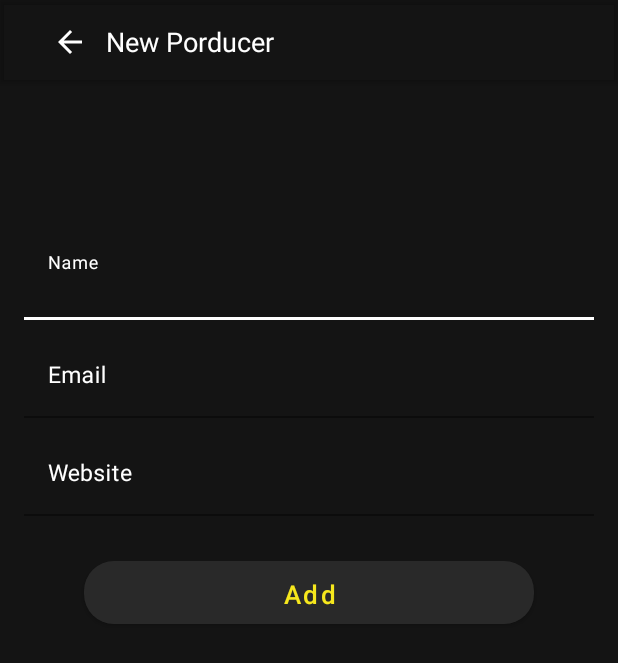
After one commit to sayrsalad/MovieApp, an Android app: the AddProducerActivity screen opened directly, with no data from a screen before it, on a phone screen of 412 x 824 dp. The commit adds this screen. Shown: the top 663 px of the screen. Run offline under Robolectric (Android 15) with nearby library versions, the phone set to English and light mode, and no system bars; our stand-ins replace Volley; network calls fail.

Commit message:
Create Producer

```diff
--- a/app/build.gradle
+++ b/app/build.gradle
@@ -43,4 +43,5 @@ dependencies {
     implementation 'com.squareup.picasso:picasso:2.71828'
     implementation "androidx.recyclerview:recyclerview:1.1.0"
     implementation "androidx.recyclerview:recyclerview-selection:1.1.0"
+    implementation 'com.chauthai.swipereveallayout:swipe-reveal-layout:1.4.1'
 }
--- a/app/src/main/java/com/example/movieapp/Adapters/MoviesAdapter.java
+++ b/app/src/main/java/com/example/movieapp/Adapters/MoviesAdapter.java
@@ -51,7 +51,7 @@ public class MoviesAdapter extends RecyclerView.Adapter<MoviesAdapter.MovieHolde
         return list.size();
     }
 
-    class MovieHolder extends RecyclerView.ViewHolder implements View.OnClickListener{
+    class MovieHolder extends RecyclerView.ViewHolder implements View.OnClickListener {
 
         private View movie;
         private TextView txtMovieTitle, txtMovieReleaseYear, txtMovieID;
--- a/app/src/main/java/com/example/movieapp/AddMovieActivity.java
+++ b/app/src/main/java/com/example/movieapp/AddMovieActivity.java
@@ -58,7 +58,6 @@ public class AddMovieActivity extends AppCompatActivity {
     private Bitmap bitmap = null;
     private DatePickerDialog.OnDateSetListener dateSetListener;
     private SharedPreferences sharedPreferences;
-    private int genre_ID;
     private ArrayList<Genre> genreArrayList;
     private Genre genre;
     private ArrayList<Certificate> certificateArrayList;
@@ -141,7 +140,7 @@ public class AddMovieActivity extends AppCompatActivity {
         });
 
         btnAddMovie.setOnClickListener( v -> {
-            post();
+            add();
         });
 
     }
@@ -277,7 +276,7 @@ public class AddMovieActivity extends AppCompatActivity {
         }
     }
 
-    private void post() {
+    private void add() {
 
         dialog.setMessage("Adding Movie");
         dialog.show();
--- /dev/null
+++ b/app/src/main/java/com/example/movieapp/AddProducerActivity.java
@@ -0,0 +1,147 @@
+package com.example.movieapp;
+
+import androidx.annotation.Nullable;
+import androidx.appcompat.app.AppCompatActivity;
+
+import android.app.Dialog;
+import android.app.ProgressDialog;
+import android.content.Context;
+import android.content.SharedPreferences;
+import android.os.Bundle;
+import android.util.Log;
+import android.view.View;
+import android.widget.Button;
+import android.widget.Toast;
+
+import com.android.volley.AuthFailureError;
+import com.android.volley.Request;
+import com.android.volley.RequestQueue;
+import com.android.volley.toolbox.StringRequest;
+import com.android.volley.toolbox.Volley;
+import com.example.movieapp.Fragments.MovieFragment;
+import com.example.movieapp.Fragments.ProducerFragment;
+import com.example.movieapp.Models.Actor;
+import com.example.movieapp.Models.Certificate;
+import com.example.movieapp.Models.Genre;
+import com.example.movieapp.Models.Movie;
+import com.example.movieapp.Models.Producer;
+import com.google.android.material.textfield.TextInputEditText;
+import com.google.android.material.textfield.TextInputLayout;
+
+import org.json.JSONArray;
+import org.json.JSONException;
+import org.json.JSONObject;
+
+import java.util.ArrayList;
+import java.util.HashMap;
+import java.util.Map;
+
+public class AddProducerActivity extends AppCompatActivity {
+    private SharedPreferences sharedPreferences;
+
+    private TextInputLayout txtLayoutProducerName, txtLayoutEmailAddress, txtLayoutWebsite;
+    private TextInputEditText txtProducerName, txtEmailAddress, txtWebsite;
+    private Button btnAddProducer;
+    private Producer producer;
+    private ArrayList<Producer> producerArrayList;
+    private ProgressDialog dialog;
+
+    @Override
+    protected void onCreate(Bundle savedInstanceState) {
+        super.onCreate(savedInstanceState);
+        setContentView(R.layout.activity_add_producer);
+        init();
+    }
+
+    public void cancelProducer(View view) {
+        super.onBackPressed();
+    }
+
+    private void init() {
+        sharedPreferences = getApplicationContext().getApplicationContext().getSharedPreferences("user", Context.MODE_PRIVATE);
+        btnAddProducer = findViewById(R.id.btnAddProducer);
+
+        txtLayoutProducerName = findViewById(R.id.txtLayoutProducerName);
+        txtLayoutEmailAddress = findViewById(R.id.txtLayoutEmailAddress);
+        txtLayoutWebsite = findViewById(R.id.txtLayoutWebsite);
+
+        txtProducerName = findViewById(R.id.txtProducerName);
+        txtEmailAddress = findViewById(R.id.txtEmailAddress);
+        txtWebsite = findViewById(R.id.txtWebsite);
+
+        dialog = new ProgressDialog(this);
+        dialog.setCancelable(false);
+
+        btnAddProducer.setOnClickListener( v -> {
+            add();
+        });
+
+    }
+
+    private void add() {
+        dialog.setMessage("Adding Producer");
+        dialog.show();
+
+        StringRequest request = new StringRequest(Request.Method.POST, Constant.ADD_PRODUCER, response -> {
+
+            try {
+                JSONObject object = new JSONObject(response);
+
+                if (object.getBoolean("success")) {
+
+                    ProducerFragment.refreshLayout.setRefreshing(true);
+                    JSONObject producerObject = object.getJSONObject("producer");
+
+                    Producer producer = new Producer();
+                    producer.setProducer_ID(producerObject.getInt("producer_ID"));
+                    producer.setProducer_name(producerObject.getString("producer_name"));
+                    producer.setProducer_email_address(producerObject.getString("producer_email_address"));
+                    producer.setProducer_website(producerObject.getString("producer_website"));
+                    producer.setProducer_status(producerObject.getString("producer_status"));
+
+                    ProducerFragment.arrayList.add(0, producer);
+
+                    ProducerFragment.recyclerView.getAdapter().notifyItemInserted(0);
+                    ProducerFragment.recyclerView.getAdapter().notifyDataSetChanged();
+                    Toast.makeText(this, "Producer Added", Toast.LENGTH_SHORT).show();
+                    finish();
+
+                    ProducerFragment.refreshLayout.setRefreshing(false);
+                }
+
+            } catch (JSONException e) {
+                e.printStackTrace();
+            }
+            dialog.dismiss();
+
+        }, error -> {
+            error.printStackTrace();
+            error.getMessage();
+            Toast.makeText(this, "There was a problem adding the producer", Toast.LENGTH_SHORT).show();
+            dialog.dismiss();
+        }){
+            @Override
+            public Map<String, String> getHeaders() throws AuthFailureError {
+                String token = sharedPreferences.getString("access_token", "");
+                HashMap<String, String> map = new HashMap<>();
+                map.put("Authorization", "Bearer" + token);
+                return map;
+            }
+
+            @Nullable
+            @Override
+            protected Map<String, String> getParams() throws AuthFailureError {
+                HashMap<String, String> map = new HashMap<>();
+                map.put("producer_name", txtProducerName.getText().toString().trim());
+                map.put("producer_email_address", txtEmailAddress.getText().toString().trim());
+                map.put("producer_website", txtWebsite.getText().toString().trim());
+                map.put("producer_status", "active");
+
+                Log.d("producer", map.toString());
+                return map;
+            }
+        };
+        RequestQueue queue = Volley.newRequestQueue(AddProducerActivity.this );
+        queue.add(request);
+    }
+}
--- a/app/src/main/java/com/example/movieapp/Constant.java
+++ b/app/src/main/java/com/example/movieapp/Constant.java
@@ -18,5 +18,8 @@ public class Constant {
     public static final String CERTIFICATES = HOME + "/certificate";
 
     public static final String ADD_MOVIE = MOVIES;
+    public static final String ADD_ACTOR = ACTORS;
+    public static final String ADD_PRODUCER = PRODUCERS;
+
 
 }
--- a/app/src/main/java/com/example/movieapp/HomeActivity.java
+++ b/app/src/main/java/com/example/movieapp/HomeActivity.java
@@ -160,8 +160,6 @@ public class HomeActivity extends AppCompatActivity implements NavigationView.On
                 dialog = new Dialog(HomeActivity.this);
                 dialog.setContentView(R.layout.custom_alert_dialog);
 
-                dialog.setCancelable(false);
-
                 dialog.getWindow().getAttributes().windowAnimations = R.style.DialogAnimation;
                 dialog.getWindow().setBackgroundDrawable(new ColorDrawable(android.graphics.Color.TRANSPARENT));
 
--- /dev/null
+++ b/app/src/main/res/layout/activity_add_producer.xml
@@ -0,0 +1,132 @@
+<?xml version="1.0" encoding="utf-8"?>
+<LinearLayout xmlns:android="http://schemas.android.com/apk/res/android"
+    xmlns:app="http://schemas.android.com/apk/res-auto"
+    xmlns:tools="http://schemas.android.com/tools"
+    android:layout_width="match_parent"
+    android:layout_height="match_parent"
+    android:background="@color/colorBackground"
+    android:orientation="vertical"
+    tools:context=".AddProducerActivity">
+
+    <com.google.android.material.appbar.MaterialToolbar
+        android:layout_width="match_parent"
+        android:layout_height="wrap_content"
+        android:elevation="2dp"
+        app:title="   ">
+
+        <ImageButton
+            android:layout_width="wrap_content"
+            android:layout_height="wrap_content"
+            android:layout_marginRight="12dp"
+            android:background="@android:color/transparent"
+            android:onClick="cancelProducer"
+            android:src="@drawable/ic_baseline_arrow_back_24" />
+
+        <TextView
+            android:layout_width="wrap_content"
+            android:layout_height="wrap_content"
+            android:text="New Porducer"
+            android:textColor="@color/colorWhite"
+            android:textSize="18sp" />
+
+    </com.google.android.material.appbar.MaterialToolbar>
+
+    <ScrollView
+        android:layout_width="match_parent"
+        android:layout_height="match_parent">
+
+        <LinearLayout
+            android:layout_width="match_parent"
+            android:layout_height="match_parent"
+            android:layout_marginTop="6dp"
+            android:orientation="vertical"
+            android:padding="16dp">
+
+
+            <com.google.android.material.textfield.TextInputLayout
+                android:id="@+id/txtLayoutProducerName"
+                android:layout_width="match_parent"
+                android:layout_height="wrap_content"
+                android:layout_marginTop="80dp"
+                android:layout_marginBottom="10dp"
+                android:backgroundTint="@color/colorWhite"
+                android:textColorHint="@color/colorWhite"
+                android:theme="@style/InputStyle"
+                app:errorTextColor="@color/colorRedError">
+
+                <com.google.android.material.textfield.TextInputEditText
+                    android:id="@+id/txtProducerName"
+                    android:layout_width="match_parent"
+                    android:layout_height="wrap_content"
+                    android:background="@android:color/transparent"
+                    android:hint="Name"
+                    android:textColor="@color/colorWhite"
+                    android:textSize="15sp"
+                    android:theme="@style/InputStyle" />
+
+            </com.google.android.material.textfield.TextInputLayout>
+
+            <com.google.android.material.textfield.TextInputLayout
+                android:id="@+id/txtLayoutEmailAddress"
+                android:layout_width="match_parent"
+                android:layout_height="wrap_content"
+                android:layout_marginBottom="10dp"
+                android:textColorHint="@color/colorWhite"
+                android:theme="@style/InputStyle"
+                app:errorTextColor="@color/colorRedError">
+
+                <com.google.android.material.textfield.TextInputEditText
+                    android:id="@+id/txtEmailAddress"
+                    android:layout_width="match_parent"
+                    android:layout_height="wrap_content"
+                    android:background="@android:color/transparent"
+                    android:hint="Email"
+                    android:textColor="@color/colorWhite"
+                    android:textSize="15sp"
+                    android:theme="@style/InputStyle" />
+
+            </com.google.android.material.textfield.TextInputLayout>
+
+            <com.google.android.material.textfield.TextInputLayout
+                android:id="@+id/txtLayoutWebsite"
+                android:layout_width="match_parent"
+                android:layout_height="wrap_content"
+                android:layout_marginBottom="10dp"
+                android:textColorHint="@color/colorWhite"
+                android:theme="@style/InputStyle"
+                app:errorTextColor="@color/colorRedError">
+
+                <com.google.android.material.textfield.TextInputEditText
+                    android:id="@+id/txtWebsite"
+                    android:layout_width="match_parent"
+                    android:layout_height="wrap_content"
+                    android:background="@android:color/transparent"
+                    android:hint="Website"
+                    android:textColor="@color/colorWhite"
+                    android:textSize="15sp"
+                    android:theme="@style/InputStyle" />
+
+            </com.google.android.material.textfield.TextInputLayout>
+
+            <Button
+                android:id="@+id/btnAddProducer"
+                android:layout_width="300dp"
+                android:layout_height="42dp"
+                android:layout_gravity="center_horizontal"
+                android:layout_marginTop="20dp"
+                android:layout_marginBottom="70dp"
+                android:background="@drawable/btn_round"
+                android:backgroundTint="@color/colorGrey"
+                android:elevation="4dp"
+                android:text="Add"
+                android:textAllCaps="false"
+                android:textColor="@color/colorYellow"
+                android:textSize="17sp"
+                android:theme="@style/ButtonStyle" />
+
+
+        </LinearLayout>
+
+    </ScrollView>
+
+</LinearLayout>
--- a/app/src/main/res/values/themes.xml
+++ b/app/src/main/res/values/themes.xml
@@ -122,8 +122,8 @@
     </style>
 
     <style name="DialogAnimation">
-        <item name="android:windowEnterAnimation">@android:anim/slide_in_left</item>
-        <item name="android:windowExitAnimation">@android:anim/slide_out_right</item>
+        <item name="android:windowEnterAnimation">@android:anim/fade_in</item>
+        <item name="android:windowExitAnimation">@android:anim/fade_out</item>
     </style>
 
     <style name="DialogTheme">
```
Also changed, not shown: app/src/main/AndroidManifest.xml (+5 -2 lines), app/src/main/java/com/example/movieapp/Adapters/ProducersAdapter.java (+22 -5 lines), app/src/main/java/com/example/movieapp/Fragments/ProducerFragment.java (+15 -6 lines), app/src/main/res/layout/layout_producer.xml (+18 -3 lines).
